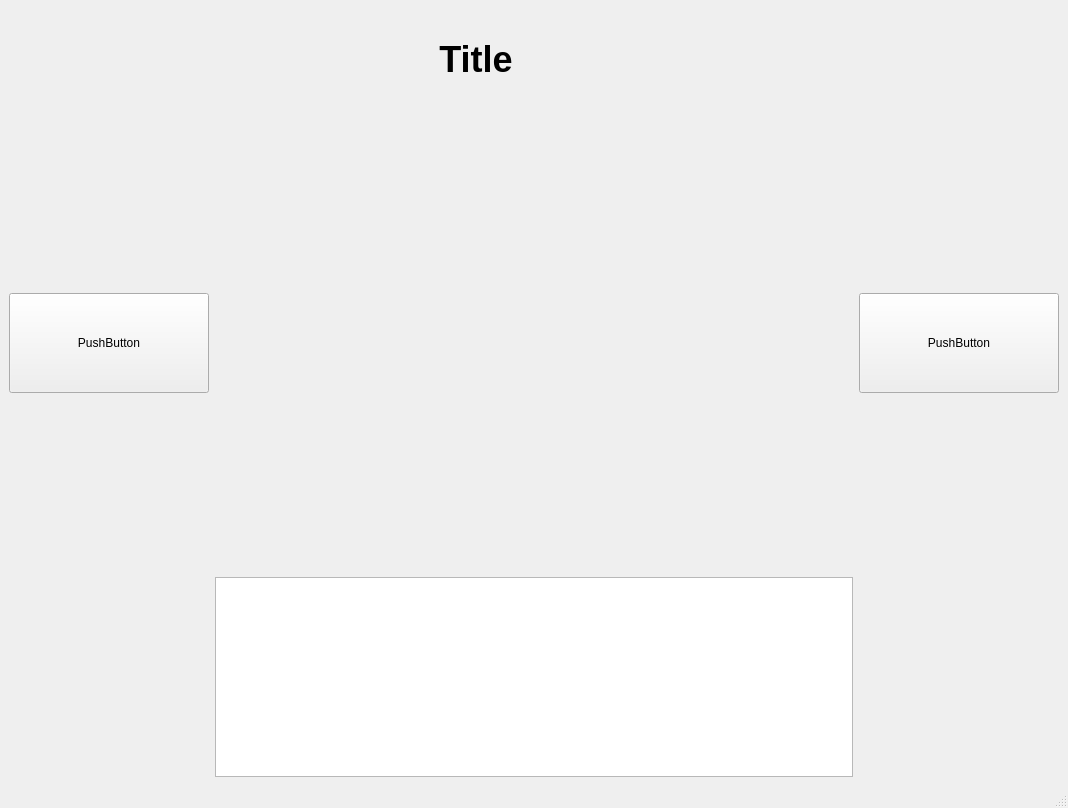
The window that GUI/main_ui_test/guide_ui.ui (buaanostop/-) describes before a commit, drawn with Qt 5.
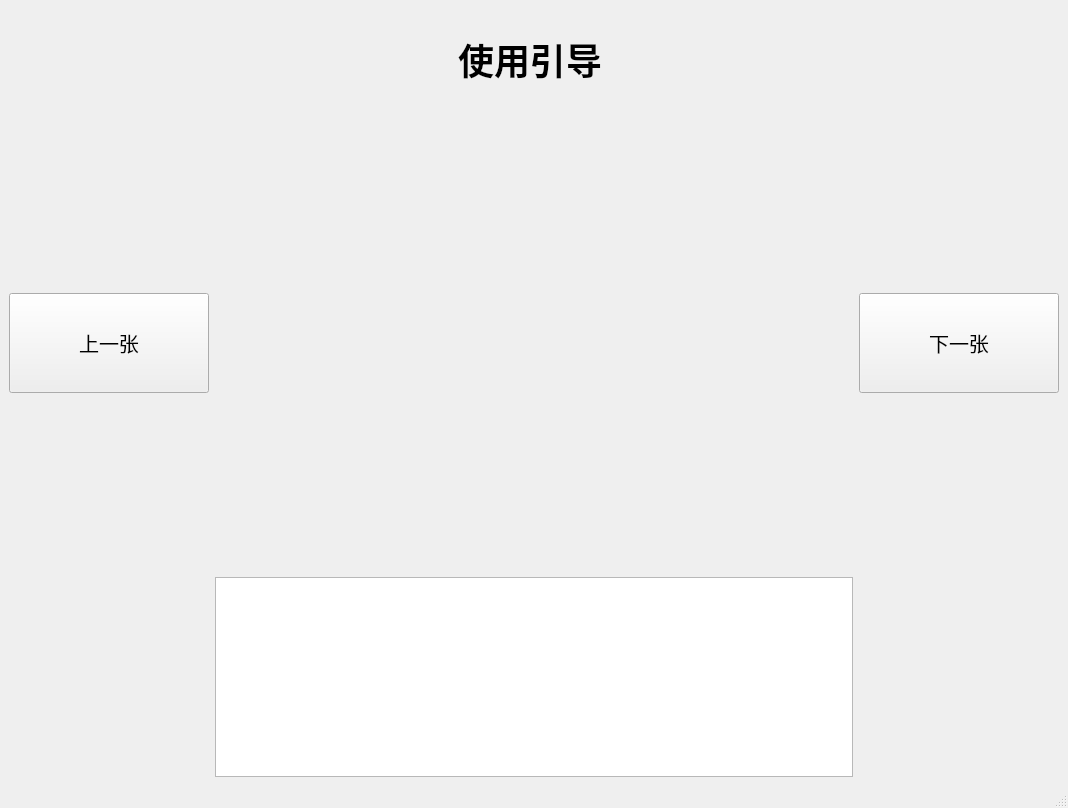
The same window after the commit. Icons and pictures are not drawn.

What changed in the file:
```diff
--- a/GUI/main_ui_test/guide_ui.ui
+++ b/GUI/main_ui_test/guide_ui.ui
@@ -37,8 +37,13 @@
           <height>100</height>
          </size>
         </property>
+        <property name="font">
+         <font>
+          <pointsize>15</pointsize>
+         </font>
+        </property>
         <property name="text">
-         <string>PushButton</string>
+         <string>下一张</string>
         </property>
        </widget>
       </item>
@@ -115,8 +120,13 @@
           <height>100</height>
          </size>
         </property>
+        <property name="font">
+         <font>
+          <pointsize>15</pointsize>
+         </font>
+        </property>
         <property name="text">
-         <string>PushButton</string>
+         <string>上一张</string>
         </property>
        </widget>
       </item>
@@ -130,13 +140,13 @@
         </property>
         <property name="minimumSize">
          <size>
-          <width>522</width>
+          <width>630</width>
           <height>100</height>
          </size>
         </property>
         <property name="maximumSize">
          <size>
-          <width>522</width>
+          <width>630</width>
           <height>100</height>
          </size>
         </property>
@@ -151,7 +161,7 @@
          <string>&lt;html&gt;&lt;head/&gt;&lt;body&gt;&lt;p align=&quot;center&quot;&gt;&lt;span style=&quot; font-size:28pt; font-weight:600;&quot;&gt;title&lt;/span&gt;&lt;/p&gt;&lt;/body&gt;&lt;/html&gt;</string>
         </property>
         <property name="text">
-         <string>Title</string>
+         <string>使用引导</string>
         </property>
         <property name="alignment">
          <set>Qt::AlignCenter</set>
```
Left out of the diff: 20 changed lines with no effect on the pictures.
